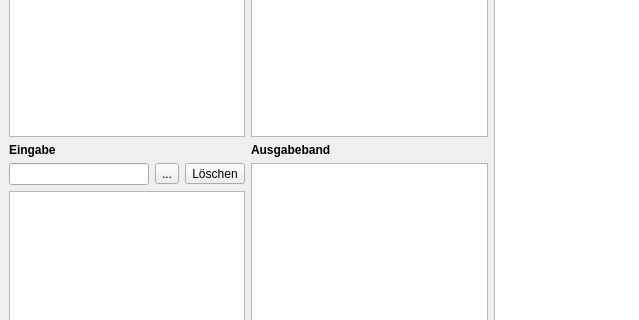
The window that ui/MainWindow.ui (Funzinator/von-neumann-emulator) describes before a commit, drawn with Qt 5; both pictures show x 0 to 639 and y 149 to 469 of the 853 by 682 pixel window.
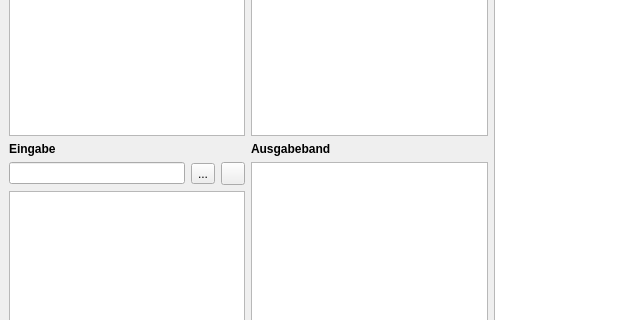
The same window after the commit. Icons and pictures are not drawn.

The edit to the form file:
```diff
--- a/ui/MainWindow.ui
+++ b/ui/MainWindow.ui
@@ -16,9 +16,9 @@
    <property name="geometry" >
     <rect>
      <x>0</x>
-     <y>28</y>
+     <y>31</y>
      <width>853</width>
-     <height>633</height>
+     <height>627</height>
     </rect>
    </property>
    <layout class="QHBoxLayout" name="horizontalLayout_5" >
@@ -98,7 +98,11 @@
                 <item>
                  <widget class="QToolButton" name="toolBtnClearInput" >
                   <property name="text" >
-                   <string>Löschen</string>
+                   <string/>
+                  </property>
+                  <property name="icon" >
+                   <iconset resource="../res/general.qrc" >
+                    <normaloff>:/img/input_clear.png</normaloff>:/img/input_clear.png</iconset>
                   </property>
                  </widget>
                 </item>
```
Left out of the diff: 14 changed lines with no effect on the pictures.
